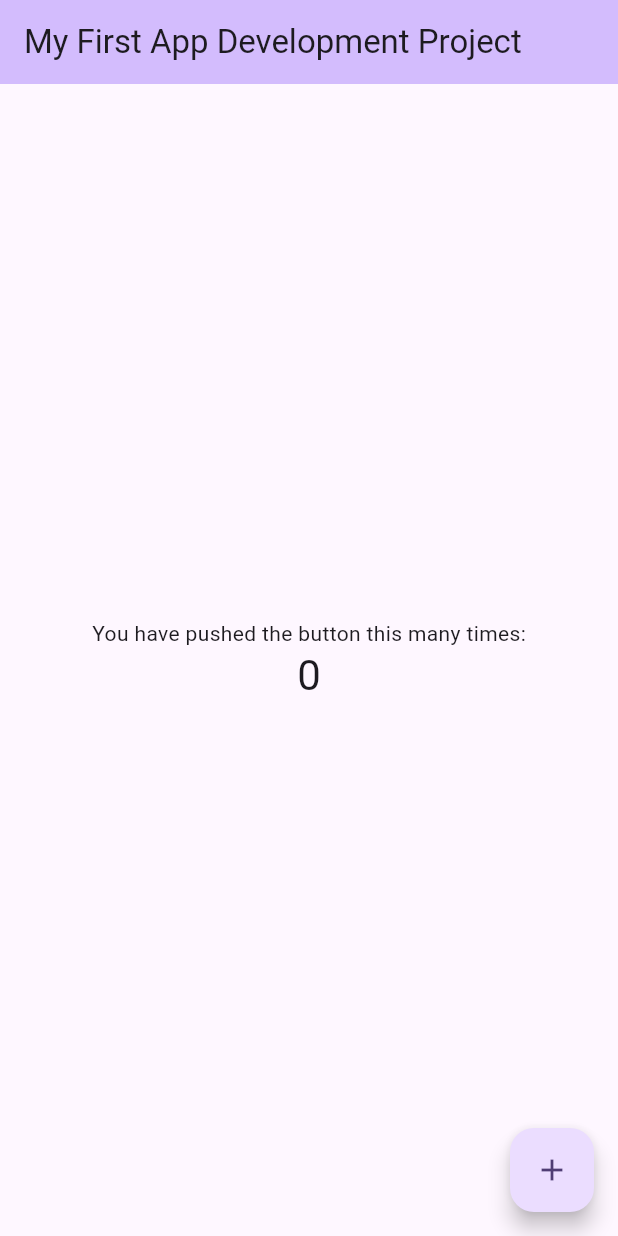
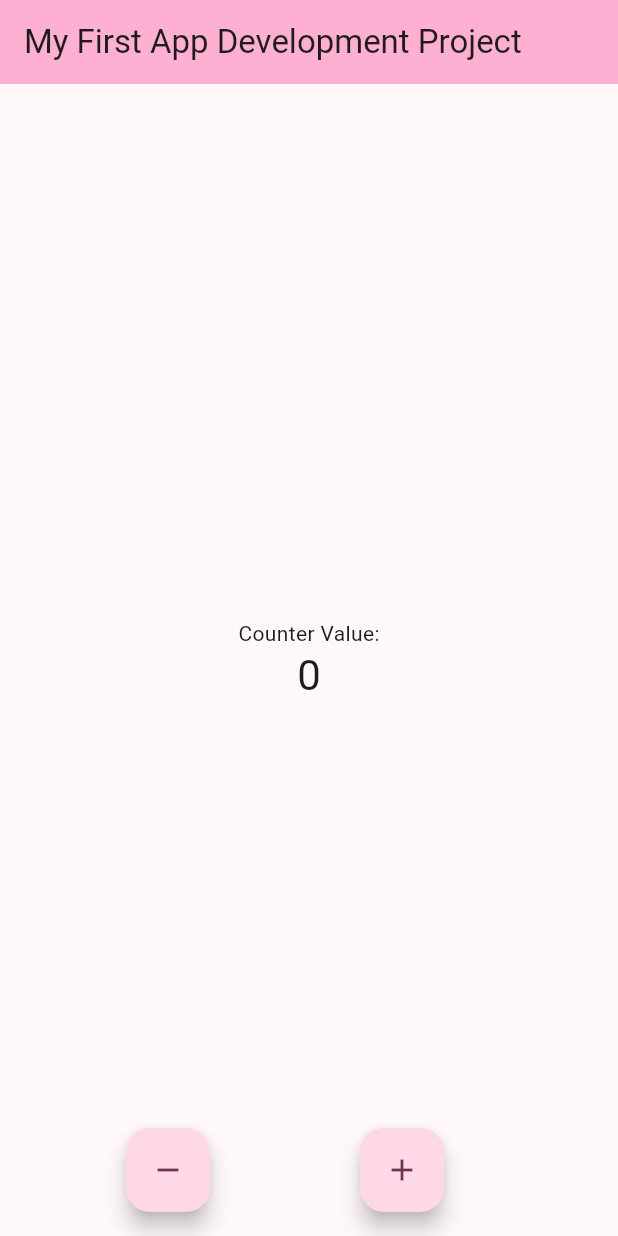
Before and after one commit to Gang-War-11/21U130027_IntroToAppDev, a Flutter app: the screen it shows after launch, on a phone screen of 412 x 824 dp. Run offline on Flutter 3.47's test engine with Material 2 defaults, Android fonts, the phone set to English and light mode, and no system bars.

Commit message:
first commit

```diff
--- a/lib/main.dart
+++ b/lib/main.dart
@@ -7,28 +7,13 @@ void main() {
 class MyApp extends StatelessWidget {
   const MyApp({super.key});
 
-  // This widget is the root of your application.
   @override
   Widget build(BuildContext context) {
     return MaterialApp(
       title: 'My First Assignment',
       theme: ThemeData(
-        // This is the theme of your application.
-        //
-        // TRY THIS: Try running your application with "flutter run". You'll see
-        // the application has a blue toolbar. Then, without quitting the app,
-        // try changing the seedColor in the colorScheme below to Colors.green
-        // and then invoke "hot reload" (save your changes or press the "hot
-        // reload" button in a Flutter-supported IDE, or press "r" if you used
-        // the command line to start the app).
-        //
-        // Notice that the counter didn't reset back to zero; the application
-        // state is not lost during the reload. To reset the state, use hot
-        // restart instead.
-        //
-        // This works for code too, not just values: Most code changes can be
-        // tested with just a hot reload.
-        colorScheme: ColorScheme.fromSeed(seedColor: Colors.deepPurple),
+        colorScheme:
+            ColorScheme.fromSeed(seedColor: Color.fromARGB(255, 241, 3, 162)),
         useMaterial3: true,
       ),
       home: const MyHomePage(title: 'My First App Development Project'),
@@ -38,16 +23,6 @@ class MyApp extends StatelessWidget {
 
 class MyHomePage extends StatefulWidget {
   const MyHomePage({super.key, required this.title});
-
-  // This widget is the home page of your application. It is stateful, meaning
-  // that it has a State object (defined below) that contains fields that affect
-  // how it looks.
-
-  // This class is the configuration for the state. It holds the values (in this
-  // case the title) provided by the parent (in this case the App widget) and
-  // used by the build method of the State. Fields in a Widget subclass are
-  // always marked "final".
-
   final String title;
 
   @override
@@ -59,54 +34,29 @@ class _MyHomePageState extends State<MyHomePage> {
 
   void _incrementCounter() {
     setState(() {
-      // This call to setState tells the Flutter framework that something has
-      // changed in this State, which causes it to rerun the build method below
-      // so that the display can reflect the updated values. If we changed
-      // _counter without calling setState(), then the build method would not be
-      // called again, and so nothing would appear to happen.
       _counter++;
+    });
+  }
+
+  void _decrementCounter() {
+    setState(() {
+      _counter--;
     });
   }
 
   @override
   Widget build(BuildContext context) {
-    // This method is rerun every time setState is called, for instance as done
-    // by the _incrementCounter method above.
-    //
-    // The Flutter framework has been optimized to make rerunning build methods
-    // fast, so that you can just rebuild anything that needs updating rather
-    // than having to individually change instances of widgets.
     return Scaffold(
       appBar: AppBar(
-        // TRY THIS: Try changing the color here to a specific color (to
-        // Colors.amber, perhaps?) and trigger a hot reload to see the AppBar
-        // change color while the other colors stay the same.
         backgroundColor: Theme.of(context).colorScheme.inversePrimary,
-        // Here we take the value from the MyHomePage object that was created by
-        // the App.build method, and use it to set our appbar title.
         title: Text(widget.title),
       ),
       body: Center(
-        // Center is a layout widget. It takes a single child and positions it
-        // in the middle of the parent.
         child: Column(
-          // Column is also a layout widget. It takes a list of children and
-          // arranges them vertically. By default, it sizes itself to fit its
-          // children horizontally, and tries to be as tall as its parent.
-          //
-          // Column has various properties to control how it sizes itself and
-          // how it positions its children. Here we use mainAxisAlignment to
-          // center the children vertically; the main axis here is the vertical
-          // axis because Columns are vertical (the cross axis would be
-          // horizontal).
-          //
-          // TRY THIS: Invoke "debug painting" (choose the "Toggle Debug Paint"
-          // action in the IDE, or press "p" in the console), to see the
-          // wireframe for each widget.
           mainAxisAlignment: MainAxisAlignment.center,
           children: <Widget>[
             const Text(
-              'You have pushed the button this many times:',
+              'Counter Value:',
             ),
             Text(
               '$_counter',
@@ -115,11 +65,22 @@ class _MyHomePageState extends State<MyHomePage> {
           ],
         ),
       ),
-      floatingActionButton: FloatingActionButton(
-        onPressed: _incrementCounter,
-        tooltip: 'Increment',
-        child: const Icon(Icons.add),
-      ), // This trailing comma makes auto-formatting nicer for build methods.
+      floatingActionButton: Row(
+        mainAxisAlignment: MainAxisAlignment.spaceEvenly,
+        crossAxisAlignment: CrossAxisAlignment.end,
+        children: [
+          FloatingActionButton(
+            onPressed: _decrementCounter,
+            tooltip: 'Decrement',
+            child: const Icon(Icons.remove),
+          ),
+          FloatingActionButton(
+            onPressed: _incrementCounter,
+            tooltip: 'Increment',
+            child: const Icon(Icons.add),
+          ),
+        ],
+      ),
     );
   }
 }
```
